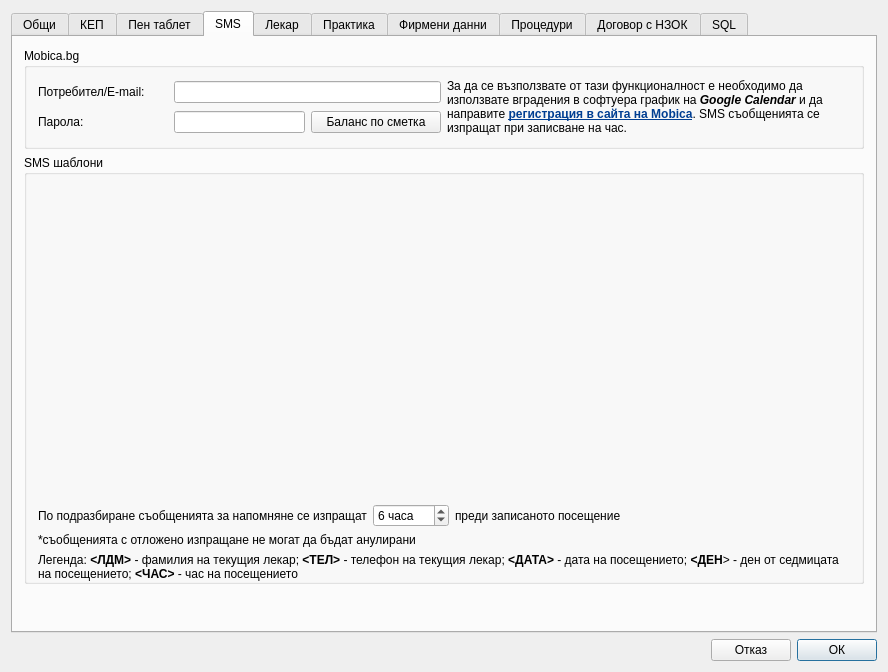
The window that src/View/Widgets/SettingsDialog.ui (thefinalcutbg/DinoDent) describes before a commit, drawn with Qt 5.
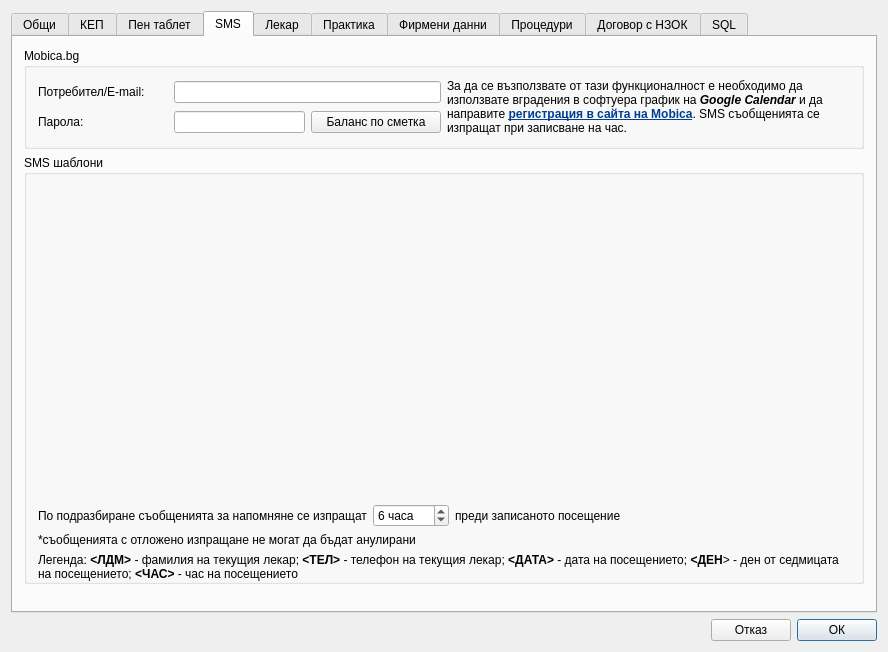
The same window after the commit. Custom widgets are drawn as their Qt base class.

Commit message: dialog height fix

```diff
--- a/src/View/Widgets/SettingsDialog.ui
+++ b/src/View/Widgets/SettingsDialog.ui
@@ -7,7 +7,7 @@
     <x>0</x>
     <y>0</y>
     <width>888</width>
-    <height>672</height>
+    <height>652</height>
    </rect>
   </property>
   <property name="minimumSize">
```
